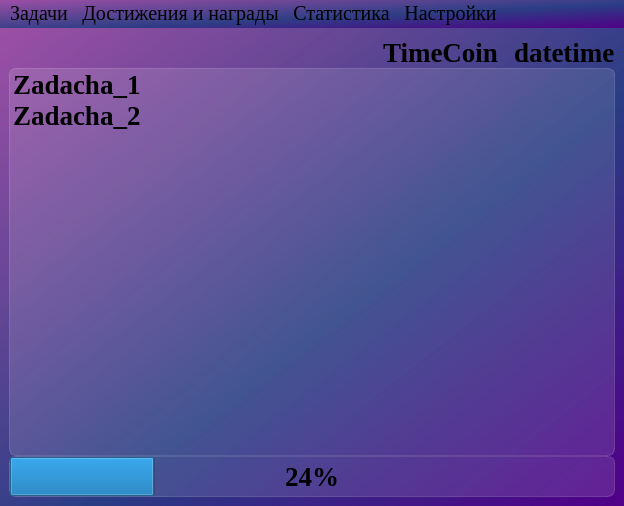
First picture: the form in ui/gtm_main.ui, repository PsychoPo/SE_GTM, before the edit.
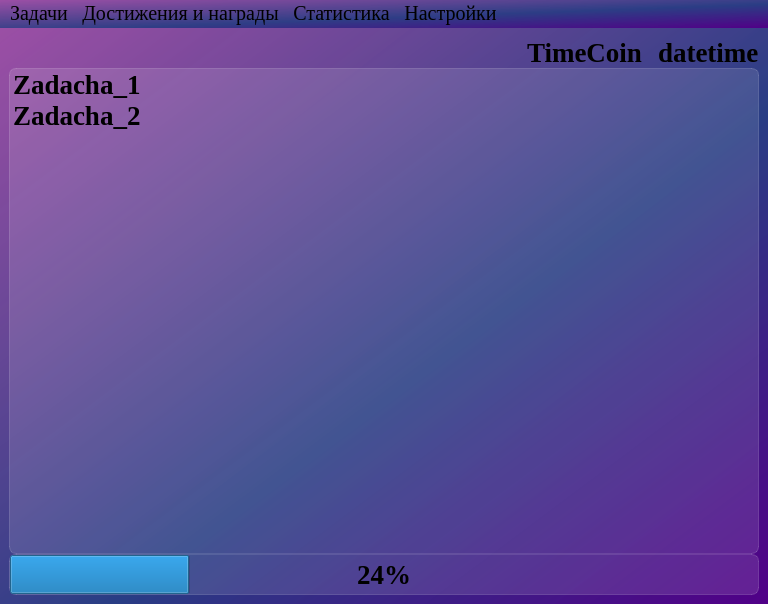
Second picture: the form after the edit. Icons and pictures are not drawn.

Commit message: fixed rgb&size

Diff of the .ui file:
```diff
--- a/ui/gtm_main.ui
+++ b/ui/gtm_main.ui
@@ -6,8 +6,8 @@
    <rect>
     <x>0</x>
     <y>0</y>
-    <width>624</width>
-    <height>506</height>
+    <width>768</width>
+    <height>604</height>
    </rect>
   </property>
   <property name="minimumSize">
@@ -232,7 +232,7 @@
     <rect>
      <x>0</x>
      <y>0</y>
-     <width>624</width>
+     <width>768</width>
      <height>22</height>
     </rect>
    </property>
```
